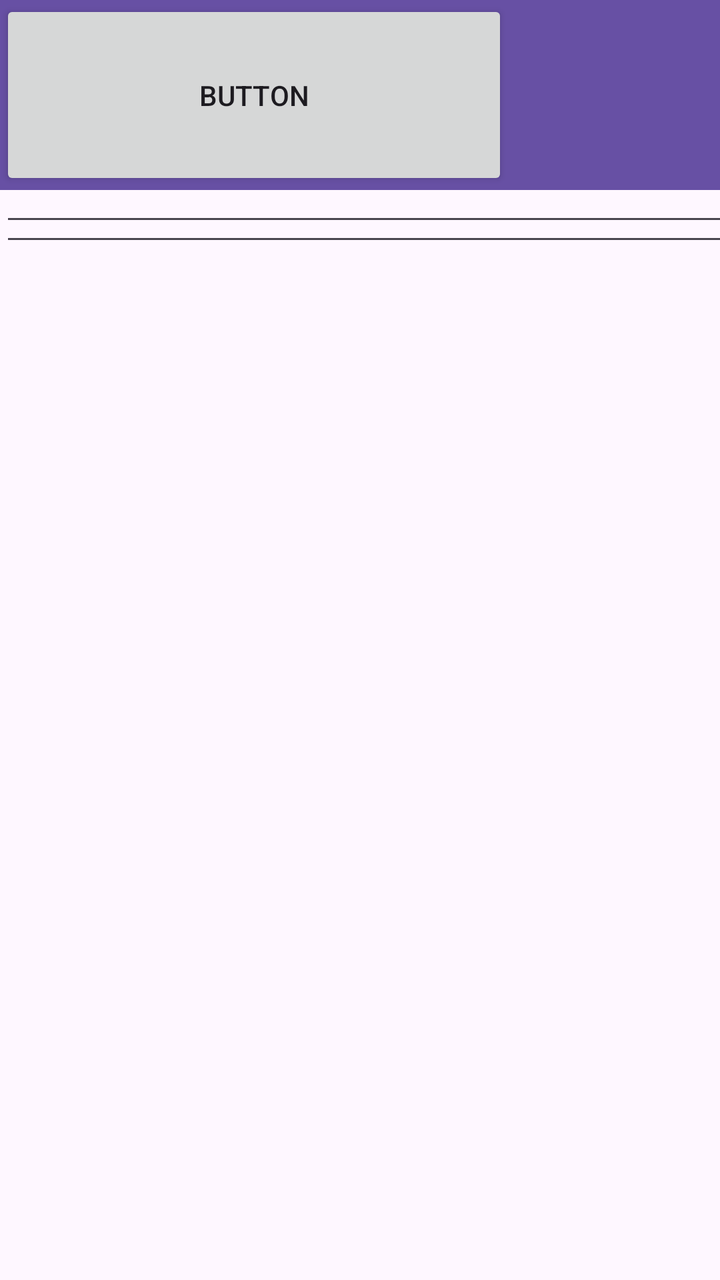
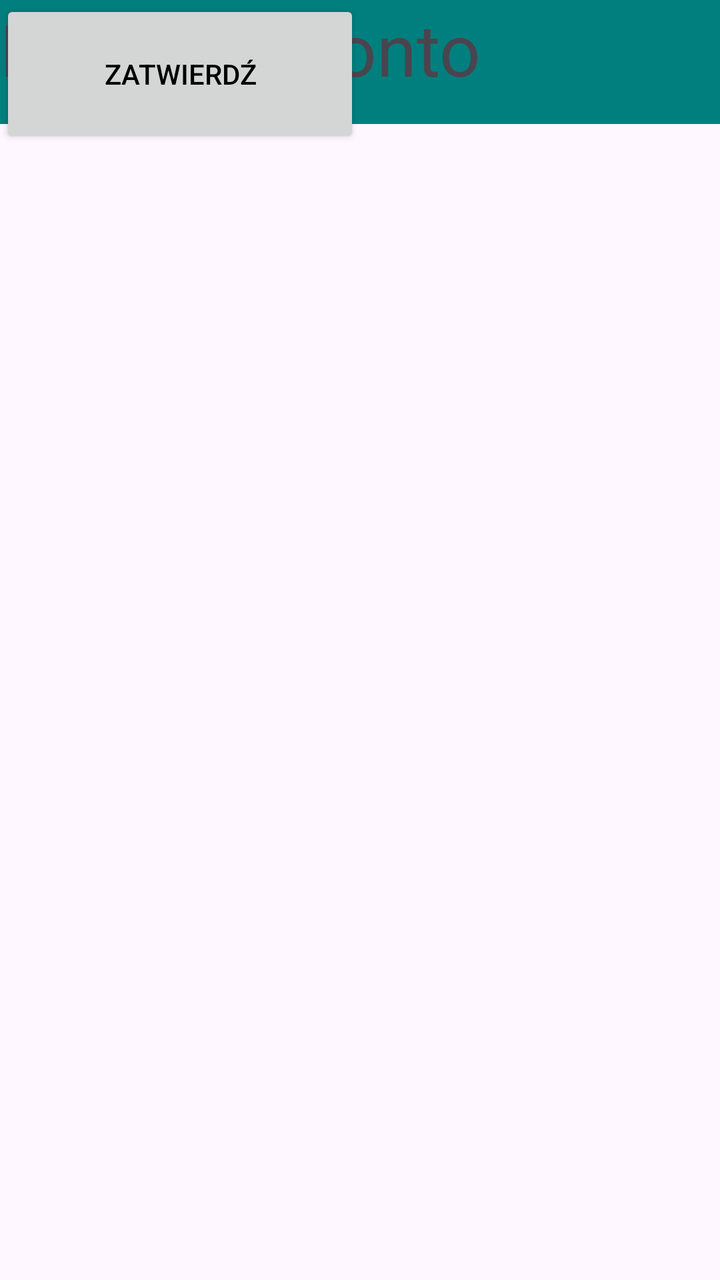

The first picture is an Android layout as it rendered before a commit; the second is the same layout after the commit. The layout source and the unified diff follow.
<!-- AndroidManifest.xml: application theme Theme.Lekcja3 -->
<!-- res/layout/activity_main.xml -->
<?xml version="1.0" encoding="utf-8"?>
<androidx.constraintlayout.widget.ConstraintLayout xmlns:android="http://schemas.android.com/apk/res/android"
    xmlns:app="http://schemas.android.com/apk/res-auto"
    xmlns:tools="http://schemas.android.com/tools"
    android:id="@+id/main"
    android:layout_width="match_parent"
    android:layout_height="match_parent"
    tools:context=".MainActivity">

    <androidx.appcompat.widget.Toolbar
        android:id="@+id/toolbar4"
        android:layout_width="640dp"
        android:layout_height="95dp"
        android:background="?attr/colorPrimary"
        android:minHeight="?attr/actionBarSize"
        android:theme="?attr/actionBarTheme"
        tools:layout_editor_absoluteX="-1dp"
        tools:layout_editor_absoluteY="92dp" />

    <EditText
        android:id="@+id/editTextNumberPassword3"
        android:layout_width="637dp"
        android:layout_height="118dp"
        android:ems="10"
        android:inputType="numberPassword"
        tools:layout_editor_absoluteX="-2dp"
        tools:layout_editor_absoluteY="433dp" />

    <Button
        android:id="@+id/button"
        android:layout_width="254dp"
        android:layout_height="95dp"
        android:text="Button"
        tools:layout_editor_absoluteX="192dp"
        tools:layout_editor_absoluteY="600dp" />

    <EditText
        android:id="@+id/editTextTextEmailAddress2"
        android:layout_width="635dp"
        android:layout_height="128dp"
        android:ems="10"
        android:inputType="textEmailAddress"
        tools:layout_editor_absoluteX="-2dp"
        tools:layout_editor_absoluteY="187dp" />

    <TextView
        android:id="@+id/textView4"
        android:layout_width="260dp"
        android:layout_height="50dp"
        android:text="TextView"
        tools:layout_editor_absoluteX="2dp"
        tools:layout_editor_absoluteY="187dp" />

    <EditText
        android:id="@+id/editTextNumberPassword"
        android:layout_width="637dp"
        android:layout_height="118dp"
        android:ems="10"
        android:inputType="numberPassword"
        tools:layout_editor_absoluteX="-4dp"
        tools:layout_editor_absoluteY="315dp" />

    <TextView
        android:id="@+id/textView3"
        android:layout_width="260dp"
        android:layout_height="50dp"
        android:text="TextView"
        tools:layout_editor_absoluteX="2dp"
        tools:layout_editor_absoluteY="315dp" />

    <TextView
        android:id="@+id/textView2"
        android:layout_width="260dp"
        android:layout_height="50dp"
        android:text="TextView"
        tools:layout_editor_absoluteX="-2dp"
        tools:layout_editor_absoluteY="433dp" />

    <androidx.appcompat.widget.Toolbar
        android:id="@+id/toolbar"
        android:layout_width="640dp"
        android:layout_height="95dp"
        android:background="?attr/colorPrimary"
        android:minHeight="?attr/actionBarSize"
        android:theme="?attr/actionBarTheme"
        tools:layout_editor_absoluteX="-2dp"
        tools:layout_editor_absoluteY="-4dp" />

    <androidx.appcompat.widget.Toolbar
        android:id="@+id/toolbar3"
        android:layout_width="640dp"
        android:layout_height="95dp"
        android:background="?attr/colorPrimary"
        android:minHeight="?attr/actionBarSize"
        android:theme="?attr/actionBarTheme"
        tools:layout_editor_absoluteX="-2dp"
        tools:layout_editor_absoluteY="-4dp" />

</androidx.constraintlayout.widget.ConstraintLayout>
<!-- resources referenced by this layout -->
<resources>
  <style name="Theme.Lekcja3" parent="Base.Theme.Lekcja3" />
  <style name="Base.Theme.Lekcja3" parent="Theme.Material3.DayNight.NoActionBar">
          
          
      </style>
</resources>

<!-- the commit's change to res/layout/activity_main.xml (unified diff, before → after) -->
@@ -7,93 +7,102 @@
     android:layout_height="match_parent"
     tools:context=".MainActivity">
 
-    <androidx.appcompat.widget.Toolbar
-        android:id="@+id/toolbar4"
-        android:layout_width="640dp"
-        android:layout_height="95dp"
-        android:background="?attr/colorPrimary"
-        android:minHeight="?attr/actionBarSize"
-        android:theme="?attr/actionBarTheme"
-        tools:layout_editor_absoluteX="-1dp"
-        tools:layout_editor_absoluteY="92dp" />
+    <TextView
+        android:id="@+id/textView2"
+        android:layout_width="213dp"
+        android:layout_height="26dp"
+        android:text="@string/Powhaslo"
+        android:textColor="#686363"
+
+        tools:layout_editor_absoluteX="0dp"
+        tools:layout_editor_absoluteY="177dp" />
+
+    <Button
+        android:id="@+id/button"
+        style="@style/Widget.AppCompat.Button.Colored"
+        android:layout_width="180dp"
+        android:layout_height="74dp"
+        android:backgroundTint="#D4D5D5"
+        android:text="@string/btnzatw"
+        android:textColor="#000000"
+
+        app:strokeColor="#D4D5D5"
+        tools:layout_editor_absoluteX="123dp"
+        tools:layout_editor_absoluteY="303dp" />
+
+    <TextView
+        android:id="@+id/textView4"
+        android:layout_width="187dp"
+        android:layout_height="34dp"
+        android:text="@string/Podemail"
+        android:textColor="#686363"
+
+        tools:layout_editor_absoluteX="0dp"
+        tools:layout_editor_absoluteY="62dp" />
 
     <EditText
         android:id="@+id/editTextNumberPassword3"
-        android:layout_width="637dp"
-        android:layout_height="118dp"
+        android:layout_width="421dp"
+        android:layout_height="59dp"
         android:ems="10"
         android:inputType="numberPassword"
-        tools:layout_editor_absoluteX="-2dp"
-        tools:layout_editor_absoluteY="433dp" />
+        android:text="@string/haslo2"
 
-    <Button
-        android:id="@+id/button"
-        android:layout_width="254dp"
-        android:layout_height="95dp"
-        android:text="Button"
-        tools:layout_editor_absoluteX="192dp"
-        tools:layout_editor_absoluteY="600dp" />
+        tools:layout_editor_absoluteX="0dp"
+        tools:layout_editor_absoluteY="197dp" />
+
+    <TextView
+        android:id="@+id/textView5"
+        android:layout_width="141dp"
+        android:layout_height="30dp"
+        android:text="@string/witaj"
+        android:textColor="#686363"
+
+        tools:layout_editor_absoluteX="143dp"
+        tools:layout_editor_absoluteY="390dp" />
+
+    <EditText
+        android:id="@+id/editTextNumberPassword"
+        android:layout_width="423dp"
+        android:layout_height="36dp"
+        android:ems="10"
+        android:inputType="numberPassword"
+        android:text="@string/haslo"
+
+        tools:layout_editor_absoluteX="0dp"
+        tools:layout_editor_absoluteY="149dp" />
+
+    <TextView
+        android:id="@+id/textView3"
+        android:layout_width="248dp"
+        android:layout_height="38dp"
+        android:text="@string/Podhaslo"
+        android:textColor="#686363"
+
+        tools:layout_editor_absoluteX="0dp"
+        tools:layout_editor_absoluteY="127dp" />
 
     <EditText
         android:id="@+id/editTextTextEmailAddress2"
-        android:layout_width="635dp"
-        android:layout_height="128dp"
+        android:layout_width="422dp"
+        android:layout_height="44dp"
         android:ems="10"
         android:inputType="textEmailAddress"
-        tools:layout_editor_absoluteX="-2dp"
-        tools:layout_editor_absoluteY="187dp" />
+        android:text="@string/email"
+
+        tools:layout_editor_absoluteX="0dp"
+        tools:layout_editor_absoluteY="85dp" />
 
     <TextView
-        android:id="@+id/textView4"
-        android:layout_width="260dp"
-        android:layout_height="50dp"
-        android:text="TextView"
-        tools:layout_editor_absoluteX="2dp"
-        tools:layout_editor_absoluteY="187dp" />
-
-    <EditText
-        android:id="@+id/editTextNumberPassword"
-        android:layout_width="637dp"
-        android:layout_height="118dp"
-        android:ems="10"
-        android:inputType="numberPassword"
-        tools:layout_editor_absoluteX="-4dp"
-        tools:layout_editor_absoluteY="315dp" />
-
-    <TextView
-        android:id="@+id/textView3"
-        android:layout_width="260dp"
-        android:layout_height="50dp"
-        android:text="TextView"
-        tools:layout_editor_absoluteX="2dp"
-        tools:layout_editor_absoluteY="315dp" />
-
-    <TextView
-        android:id="@+id/textView2"
-        android:layout_width="260dp"
-        android:layout_height="50dp"
-        android:text="TextView"
-        tools:layout_editor_absoluteX="-2dp"
-        tools:layout_editor_absoluteY="433dp" />
-
-    <androidx.appcompat.widget.Toolbar
-        android:id="@+id/toolbar"
-        android:layout_width="640dp"
-        android:layout_height="95dp"
-        android:background="?attr/colorPrimary"
-        android:minHeight="?attr/actionBarSize"
-        android:theme="?attr/actionBarTheme"
-        tools:layout_editor_absoluteX="-2dp"
-        tools:layout_editor_absoluteY="-4dp" />
-
-    <androidx.appcompat.widget.Toolbar
-        android:id="@+id/toolbar3"
-        android:layout_width="640dp"
-        android:layout_height="95dp"
-        android:background="?attr/colorPrimary"
-        android:minHeight="?attr/actionBarSize"
-        android:theme="?attr/actionBarTheme"
-        tools:layout_editor_absoluteX="-2dp"
-        tools:layout_editor_absoluteY="-4dp" />
+        android:id="@+id/textView7"
+        android:layout_width="462dp"
+        android:layout_height="62dp"
+        android:background="#007F7F"
+        android:text="@string/title"
+        android:textSize="36sp"
+        app:layout_constraintEnd_toEndOf="parent"
+        app:layout_constraintHorizontal_bias="0.0"
+        app:layout_constraintStart_toStartOf="parent"
+        app:layout_constraintTop_toTopOf="parent" />
 
 </androidx.constraintlayout.widget.ConstraintLayout>
<!-- resource entries referenced after the edit -->
@@ -1,5 +1,14 @@
 <!-- resources referenced by this layout -->
 <resources>
+  <string name="Podemail"> Podaj e-mail</string>
+  <string name="Podhaslo"> Podaj hasło</string>
+  <string name="Powhaslo"> Powtórz hasło</string>
+  <string name="btnzatw">ZATWIERDŹ</string>
+  <string name="email">ewa@poczta.pl</string>
+  <string name="haslo">******</string>
+  <string name="haslo2">******</string>
+  <string name="title">Rejestruj konto</string>
+  <string name="witaj"> Witaj ewa@poczta.pl</string>
   <style name="Theme.Lekcja3" parent="Base.Theme.Lekcja3" />
   <style name="Base.Theme.Lekcja3" parent="Theme.Material3.DayNight.NoActionBar">
           
